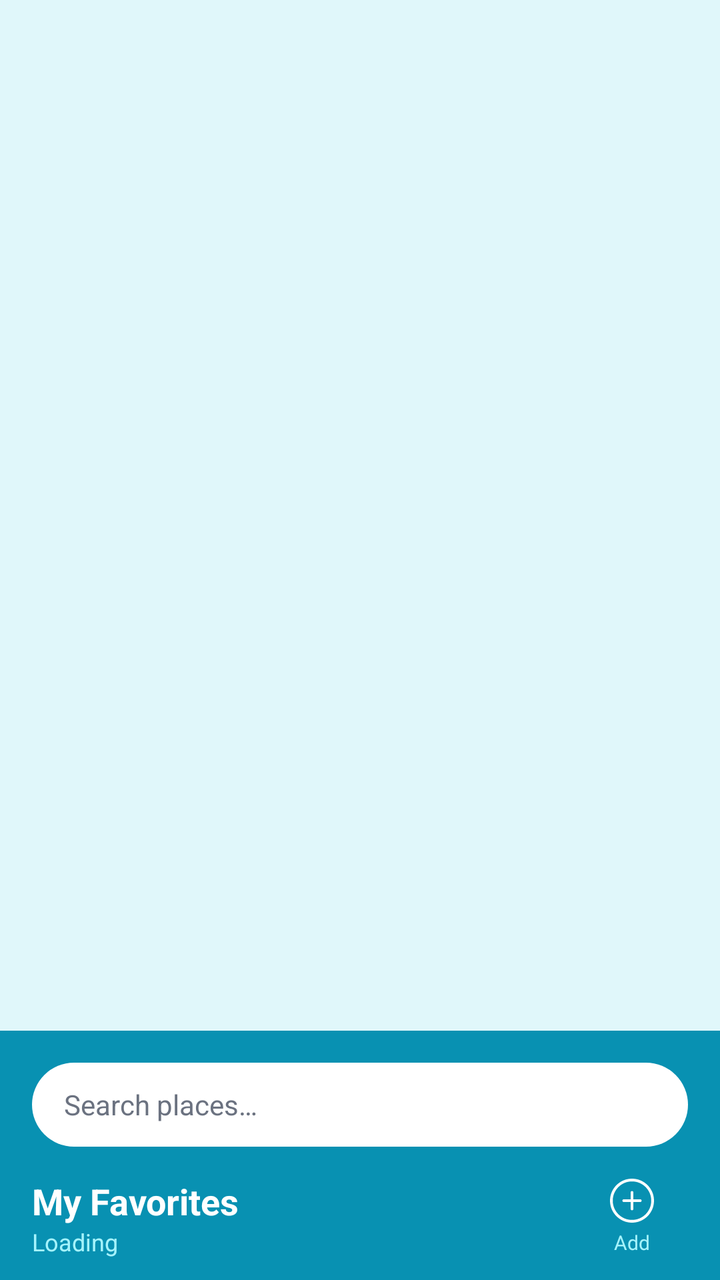
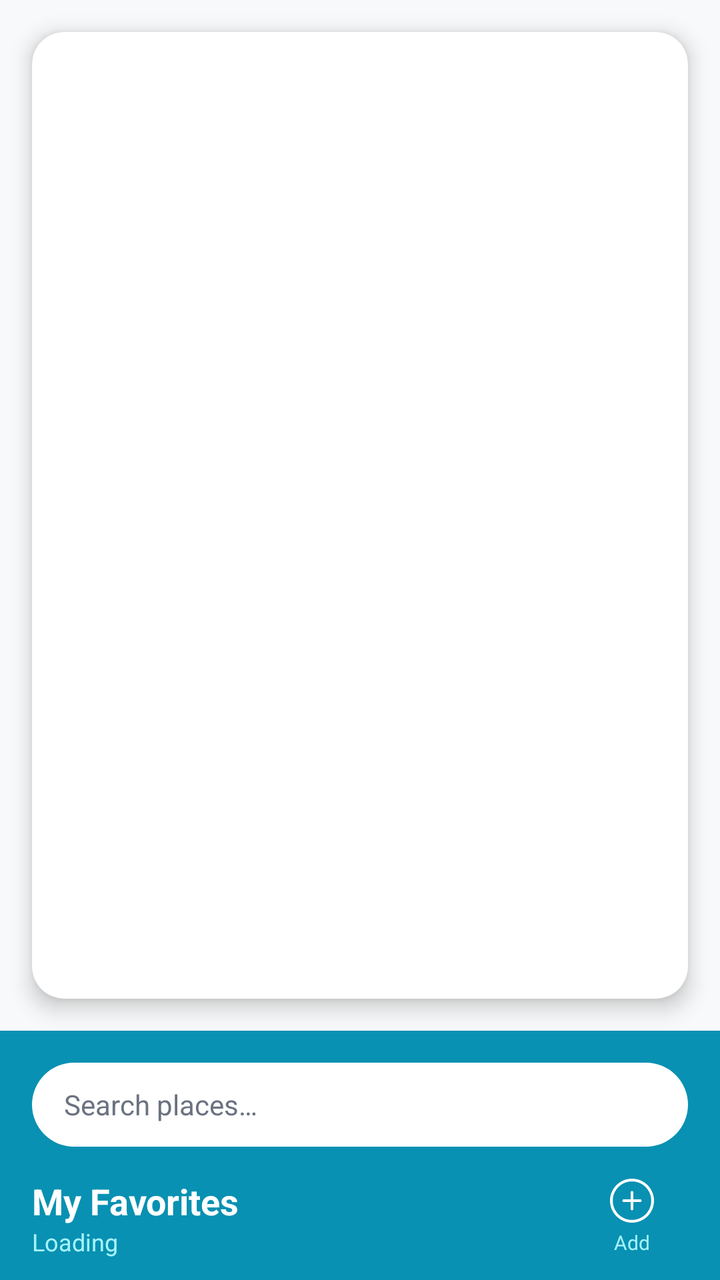

The first picture is an Android layout as it rendered before a commit; the second is the same layout after the commit. The layout source and the unified diff follow.
<!-- AndroidManifest.xml: application theme Theme.Favorite -->
<!-- res/layout/activity_main.xml -->
<?xml version="1.0" encoding="utf-8"?>
<LinearLayout xmlns:android="http://schemas.android.com/apk/res/android"
    xmlns:app="http://schemas.android.com/apk/res-auto"
    xmlns:tools="http://schemas.android.com/tools"
    android:layout_width="match_parent"
    android:layout_height="match_parent"
    android:orientation="vertical"
    tools:context=".Controllers.MainController">

    <ListView
        android:id="@+id/listView"
        android:layout_width="match_parent"
        android:layout_height="0dp"
        android:layout_weight="1"
        android:divider="@color/border_color"
        android:dividerHeight="1dp"
        android:listSelector="@android:color/transparent"  />

    <LinearLayout
        android:orientation="vertical"
        android:background="@color/purple_500"
        android:paddingTop="16dp"
        android:paddingBottom="8dp"
        android:paddingLeft="16dp"
        android:paddingRight="16dp"
        android:layout_width="match_parent"
        android:layout_height="wrap_content">

        
        <EditText
            android:id="@+id/search_social"
            android:layout_width="match_parent"
            android:layout_height="42dp"
            android:layout_marginBottom="12dp"
            android:paddingLeft="16dp"
            android:paddingRight="16dp"
            android:hint="Search places…"
            android:inputType="text"
            android:background="@drawable/bg_search_pill"
            android:textColor="@color/text_primary"
            android:textColorHint="@color/text_gray"
            android:textSize="14sp" />

        
        <LinearLayout
            android:layout_width="match_parent"
            android:layout_height="wrap_content"
            android:orientation="horizontal"
            android:gravity="center_vertical">

            
            <LinearLayout
                android:layout_weight="1"
                android:orientation="vertical"
                android:layout_width="0dp"
                android:layout_height="wrap_content">

                <TextView
                    android:text="@string/title_toolBar"
                    android:textSize="18sp"
                    android:textStyle="bold"
                    android:textColor="@color/white"
                    android:layout_width="wrap_content"
                    android:layout_height="wrap_content" />

                <TextView
                    android:id="@+id/number_of_social"
                    android:text="@string/num_places"
                    android:textSize="12sp"
                    android:textColor="@color/header_subtitle"
                    android:layout_width="wrap_content"
                    android:layout_height="wrap_content" />
            </LinearLayout>


            
            <LinearLayout
                android:onClick="openPlaceSaver"
                android:orientation="vertical"
                android:gravity="center"
                android:layout_width="56dp"
                android:layout_height="wrap_content"
                android:paddingTop="4dp"
                android:paddingBottom="4dp">
                <ImageView
                    android:src="@drawable/plus"
                    android:tint="@color/white"
                    android:layout_width="22dp"
                    android:layout_height="22dp" />
                <TextView
                    android:text="Add"
                    android:textSize="10sp"
                    android:textColor="@color/header_subtitle"
                    android:layout_marginTop="3dp"
                    android:layout_width="wrap_content"
                    android:layout_height="wrap_content" />
            </LinearLayout>

        </LinearLayout>
    </LinearLayout>

</LinearLayout>
<!-- resources referenced by this layout -->
<resources>
  <color name="border_color">#A5F3FC</color>
  <color name="header_subtitle">#A5F3FC</color>
  <color name="purple_500">#0891B2</color>
  <color name="text_gray">#6B7280</color>
  <color name="text_primary">#0C4A6E</color>
  <color name="white">#FFFFFFFF</color>
  <!-- drawable bg_search_pill (drawable) -->
  <?xml version="1.0" encoding="utf-8"?>
  <shape xmlns:android="http://schemas.android.com/apk/res/android"
      android:shape="rectangle">
      <corners android:radius="21dp" />
      <solid android:color="@color/surface" />
  </shape>
  <!-- drawable plus (drawable) -->
  <vector xmlns:android="http://schemas.android.com/apk/res/android" android:height="30dp" android:viewportHeight="32" android:viewportWidth="32" android:width="30dp">
        
      <path android:fillColor="#ffffff" android:fillType="evenOdd" android:pathData="M16,30C8.268,30 2,23.73 2,16C2,8.27 8.268,2 16,2C23.732,2 30,8.27 30,16C30,23.73 23.732,30 16,30L16,30ZM16,0C7.163,0 0,7.16 0,16C0,24.84 7.163,32 16,32C24.837,32 32,24.84 32,16C32,7.16 24.837,0 16,0L16,0ZM22,15L17,15L17,10C17,9.45 16.553,9 16,9C15.447,9 15,9.45 15,10L15,15L10,15C9.447,15 9,15.45 9,16C9,16.55 9.447,17 10,17L15,17L15,22C15,22.55 15.447,23 16,23C16.553,23 17,22.55 17,22L17,17L22,17C22.553,17 23,16.55 23,16C23,15.45 22.553,15 22,15L22,15Z" android:strokeColor="#00000000" android:strokeWidth="1"/>
      
  </vector>
  <string name="num_places">Loading</string>
  <string name="title_toolBar">My Favorites</string>
  <style name="Theme.Favorite" parent="Theme.MaterialComponents.Light.NoActionBar">
          
          <item name="colorPrimary">@color/primary_purple</item>
          <item name="colorPrimaryVariant">@color/primary_dark</item>
          <item name="colorOnPrimary">@color/white</item>
          
          <item name="colorSecondary">@color/primary_light</item>
          <item name="colorSecondaryVariant">@color/primary_dark</item>
          <item name="colorOnSecondary">@color/white</item>
          
          <item name="android:statusBarColor">@color/primary_purple</item>
          <item name="android:windowLightStatusBar" tools:targetApi="23">false</item>
          
          <item name="colorSurface">@color/surface</item>
          <item name="colorOnSurface">@color/text_primary</item>
          <item name="android:colorBackground">@color/background_dark</item>
          
          <item name="boxStrokeColor">@color/primary_purple</item>
      </style>
  <color name="surface">#FFFFFF</color>
  <color name="primary_purple">#0891B2</color>
  <color name="primary_dark">#0E7490</color>
  <color name="primary_light">#67E8F9</color>
  <color name="background_dark">#E0F7FA</color>
</resources>

<!-- the commit's change to res/layout/activity_main.xml (unified diff, before → after) -->
@@ -5,16 +5,26 @@
     android:layout_width="match_parent"
     android:layout_height="match_parent"
     android:orientation="vertical"
+    android:background="#F8F9FA"
     tools:context=".Controllers.MainController">
 
+    <com.google.android.material.card.MaterialCardView
+        android:layout_width="match_parent"
+        android:layout_height="wrap_content"
+        android:layout_margin="16dp"
+        app:cardCornerRadius="16dp"
+        app:cardElevation="6dp"
+        android:layout_weight="1"
+        app:cardBackgroundColor="@color/white">
     <ListView
         android:id="@+id/listView"
         android:layout_width="match_parent"
-        android:layout_height="0dp"
-        android:layout_weight="1"
+        android:layout_height="wrap_content"
         android:divider="@color/border_color"
         android:dividerHeight="1dp"
         android:listSelector="@android:color/transparent"  />
+
+    </com.google.android.material.card.MaterialCardView>
 
     <LinearLayout
         android:orientation="vertical"
